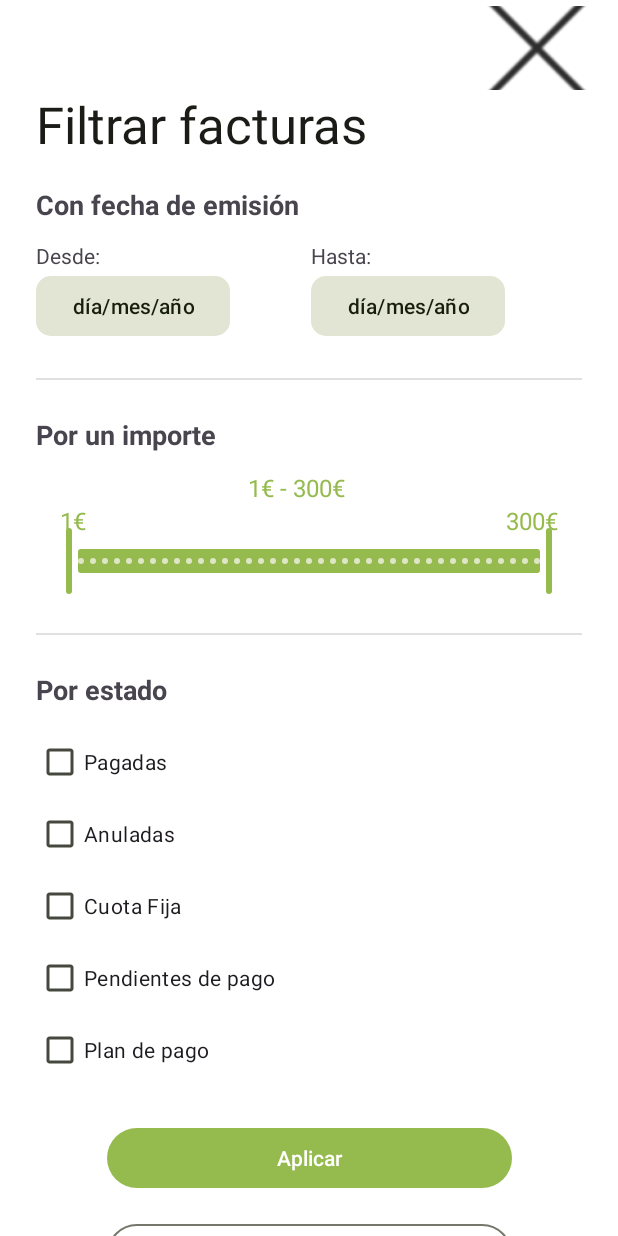
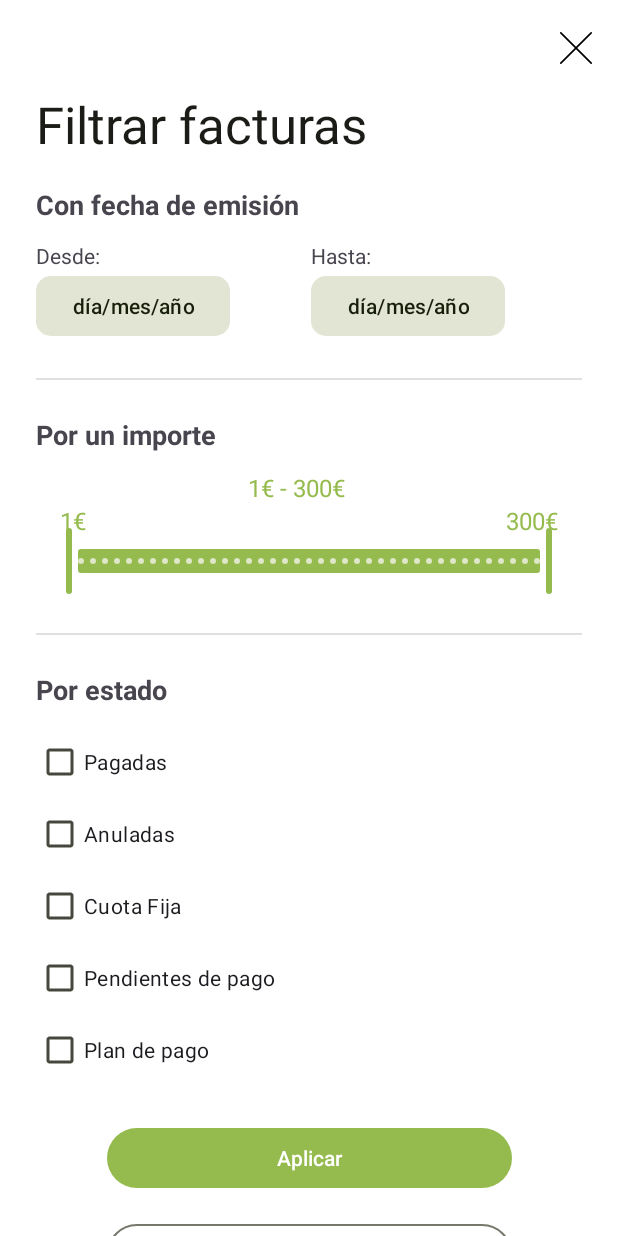
Before and after one commit to marruiart/facturas-FCT, an Android app: the layout fragment_invoices_filter.xml on its own in the app's theme, with its tools: preview values and no code run, on a phone screen of 412 x 824 dp. Run offline under Robolectric (Android 15) with nearby library versions, the phone set to English and light mode, and no system bars.

Commit message:
Add filtering

```diff
--- /dev/null
+++ b/app/src/main/res/drawable/ic_close.xml
@@ -0,0 +1,9 @@
+<vector xmlns:android="http://schemas.android.com/apk/res/android"
+    android:width="36dp"
+    android:height="36dp"
+    android:viewportWidth="256"
+    android:viewportHeight="256">
+  <path
+      android:pathData="M202.83,197.17a4,4 0,1 1,-5.66 5.66L128,133.66 58.83,202.83a4,4 0,0 1,-5.66 -5.66L122.34,128 53.17,58.83a4,4 0,0 1,5.66 -5.66L128,122.34l69.17,-69.17a4,4 0,0 1,5.66 5.66L133.66,128Z"
+      android:fillColor="#000000"/>
+</vector>
--- a/app/src/main/res/layout/fragment_invoices_filter.xml
+++ b/app/src/main/res/layout/fragment_invoices_filter.xml
@@ -4,10 +4,11 @@
     xmlns:tools="http://schemas.android.com/tools"
     android:layout_width="match_parent"
     android:layout_height="match_parent"
-    tools:context=".ui.firstPract.InvoicesFilterFragment">
+    android:background="?attr/colorSurface"
+    tools:context=".ui.firstPract.fragment.InvoicesFilterDialogFragment">
 
     <include
-        android:id="@+id/app_top_bar"
+        android:id="@+id/include_app_top_bar"
         layout="@layout/invoices_filter_collapsable_toolbar" />
 
     <androidx.core.widget.NestedScrollView
@@ -23,7 +24,7 @@
             android:paddingBottom="?attr/dialogPreferredPadding">
 
             <TextView
-                android:id="@+id/issue_date_title"
+                android:id="@+id/tv_issue_date_title"
                 android:layout_width="0dp"
                 android:layout_height="wrap_content"
                 android:paddingVertical="12dp"
@@ -35,46 +36,46 @@
                 app:layout_constraintTop_toTopOf="@id/constraintLayout" />
 
             <TextView
-                android:id="@+id/issue_date_from_label"
+                android:id="@+id/tv_issue_date_from_label"
                 android:layout_width="wrap_content"
                 android:layout_height="wrap_content"
                 android:text="@string/invoices_filter_issue_date_from"
                 android:textAlignment="textStart"
                 android:textAppearance="@style/TextAppearance.AppCompat.Small"
                 app:layout_constraintStart_toStartOf="@id/guideline_left"
-                app:layout_constraintTop_toBottomOf="@id/issue_date_title" />
+                app:layout_constraintTop_toBottomOf="@id/tv_issue_date_title" />
 
             <TextView
-                android:id="@+id/issue_date_to_label"
+                android:id="@+id/tv_issue_date_to_label"
                 android:layout_width="wrap_content"
                 android:layout_height="wrap_content"
                 android:text="@string/invoices_filter_issue_date_to"
                 android:textAlignment="textStart"
                 android:textAppearance="@style/TextAppearance.AppCompat.Small"
                 app:layout_constraintEnd_toEndOf="@id/guideline_right"
-                app:layout_constraintStart_toEndOf="@id/issue_date_from_label"
-                app:layout_constraintTop_toBottomOf="@id/issue_date_title" />
+                app:layout_constraintStart_toEndOf="@id/tv_issue_date_from_label"
+                app:layout_constraintTop_toBottomOf="@id/tv_issue_date_title" />
 
             <Button
-                android:id="@+id/issue_date_from_date"
+                android:id="@+id/dp_issue_date_from_date"
                 style="@style/DatepickerStyle"
                 android:layout_width="wrap_content"
                 android:layout_height="wrap_content"
                 android:layout_weight="1"
                 android:text="@string/invoices_filter_default_date"
-                app:layout_constraintStart_toStartOf="@id/issue_date_from_label"
-                app:layout_constraintTop_toBottomOf="@id/issue_date_from_label"
+                app:layout_constraintStart_toStartOf="@id/tv_issue_date_from_label"
+                app:layout_constraintTop_toBottomOf="@id/tv_issue_date_from_label"
                 app:shapeAppearance="@style/Semirounded" />
 
             <Button
-                android:id="@+id/issue_date_to_date"
+                android:id="@+id/dp_issue_date_to_date"
                 style="@style/DatepickerStyle"
                 android:layout_width="wrap_content"
                 android:layout_height="wrap_content"
                 android:layout_weight="1"
                 android:text="@string/invoices_filter_default_date"
-                app:layout_constraintStart_toStartOf="@+id/issue_date_to_label"
-                app:layout_constraintTop_toBottomOf="@+id/issue_date_to_label"
+                app:layout_constraintStart_toStartOf="@+id/tv_issue_date_to_label"
+                app:layout_constraintTop_toBottomOf="@+id/tv_issue_date_to_label"
                 app:shapeAppearance="@style/Semirounded" />
 
             <View
@@ -83,13 +84,13 @@
                 android:layout_height="1dp"
                 android:layout_marginTop="?attr/dialogPreferredPadding"
                 android:background="?android:attr/listDivider"
-                app:layout_constraintBottom_toTopOf="@+id/amount_title"
+                app:layout_constraintBottom_toTopOf="@+id/tv_amount_title"
                 app:layout_constraintEnd_toEndOf="@id/guideline_right"
                 app:layout_constraintStart_toStartOf="@id/guideline_left"
-                app:layout_constraintTop_toBottomOf="@+id/issue_date_from_date" />
+                app:layout_constraintTop_toBottomOf="@+id/dp_issue_date_from_date" />
 
             <TextView
-                android:id="@+id/amount_title"
+                android:id="@+id/tv_amount_title"
                 android:layout_width="0dp"
                 android:layout_height="wrap_content"
                 android:paddingTop="?attr/dialogPreferredPadding"
@@ -102,43 +103,43 @@
                 app:layout_constraintTop_toBottomOf="@id/divider_issue_amount" />
 
             <TextView
-                android:id="@+id/min_range"
+                android:id="@+id/tv_min_range"
                 android:layout_width="wrap_content"
                 android:layout_height="wrap_content"
                 android:layout_marginStart="16dp"
                 android:textAppearance="@style/TextAppearance.AppCompat.Body1"
                 android:textColor="?attr/colorPrimary"
                 android:textSize="16sp"
-                app:layout_constraintStart_toStartOf="@+id/amount_slider"
-                app:layout_constraintTop_toBottomOf="@+id/middle_range"
+                app:layout_constraintStart_toStartOf="@+id/rs_amount_slider"
+                app:layout_constraintTop_toBottomOf="@+id/tv_middle_range"
                 tools:text="1€" />
 
             <TextView
-                android:id="@+id/middle_range"
+                android:id="@+id/tv_middle_range"
                 android:layout_width="wrap_content"
                 android:layout_height="wrap_content"
                 android:textAppearance="@style/TextAppearance.AppCompat.Body1"
                 android:textColor="?attr/colorPrimary"
                 android:textSize="16sp"
-                app:layout_constraintEnd_toStartOf="@+id/max_range"
-                app:layout_constraintStart_toEndOf="@+id/min_range"
-                app:layout_constraintTop_toBottomOf="@+id/amount_title"
+                app:layout_constraintEnd_toStartOf="@+id/tv_max_range"
+                app:layout_constraintStart_toEndOf="@+id/tv_min_range"
+                app:layout_constraintTop_toBottomOf="@+id/tv_amount_title"
                 tools:text="1€ - 300€" />
 
             <TextView
-                android:id="@+id/max_range"
+                android:id="@+id/tv_max_range"
                 android:layout_width="wrap_content"
                 android:layout_height="wrap_content"
                 android:layout_marginEnd="16dp"
                 android:textAppearance="@style/TextAppearance.AppCompat.Body1"
                 android:textColor="?attr/colorPrimary"
                 android:textSize="16sp"
-                app:layout_constraintEnd_toEndOf="@+id/amount_slider"
-                app:layout_constraintTop_toBottomOf="@+id/middle_range"
+                app:layout_constraintEnd_toEndOf="@+id/rs_amount_slider"
+                app:layout_constraintTop_toBottomOf="@+id/tv_middle_range"
                 tools:text="300€" />
 
             <com.google.android.material.slider.RangeSlider
-                android:id="@+id/amount_slider"
+                android:id="@+id/rs_amount_slider"
                 android:layout_width="0dp"
                 android:layout_height="wrap_content"
                 android:layout_marginTop="-8dp"
@@ -148,7 +149,7 @@
                 app:layout_constraintBottom_toTopOf="@+id/divider_amount_state"
                 app:layout_constraintEnd_toEndOf="@id/guideline_right"
                 app:layout_constraintStart_toStartOf="@id/guideline_left"
-                app:layout_constraintTop_toBottomOf="@+id/min_range"
+                app:layout_constraintTop_toBottomOf="@+id/tv_min_range"
                 app:values="@array/initial_slider_values" />
 
             <View
@@ -157,13 +158,13 @@
                 android:layout_height="1dp"
                 android:layout_marginTop="?attr/dialogPreferredPadding"
                 android:background="?android:attr/listDivider"
-                app:layout_constraintBottom_toTopOf="@+id/state_title"
+                app:layout_constraintBottom_toTopOf="@+id/tv_state_title"
                 app:layout_constraintEnd_toEndOf="@id/guideline_right"
                 app:layout_constraintStart_toStartOf="@id/guideline_left"
-                app:layout_constraintTop_toBottomOf="@id/amount_slider" />
+                app:layout_constraintTop_toBottomOf="@id/rs_amount_slider" />
 
             <TextView
-                android:id="@+id/state_title"
+                android:id="@+id/tv_state_title"
                 android:layout_width="0dp"
                 android:layout_height="wrap_content"
                 android:paddingTop="?attr/dialogPreferredPadding"
@@ -176,66 +177,66 @@
                 app:layout_constraintTop_toBottomOf="@id/divider_amount_state" />
 
             <CheckBox
-                android:id="@+id/checkBox_paid"
+                android:id="@+id/cb_paid"
                 android:layout_width="wrap_content"
                 android:layout_height="wrap_content"
                 android:text="@string/invoices_filter_paid"
                 app:layout_constraintStart_toStartOf="@id/guideline_left"
-                app:layout_constraintTop_toBottomOf="@+id/state_title" />
+                app:layout_constraintTop_toBottomOf="@+id/tv_state_title" />
 
             <CheckBox
-                android:id="@+id/checkBox_cancelled"
+                android:id="@+id/cb_cancelled"
                 android:layout_width="wrap_content"
                 android:layout_height="wrap_content"
                 android:text="@string/invoices_filter_cancelled"
-                app:layout_constraintStart_toStartOf="@+id/checkBox_paid"
-                app:layout_constraintTop_toBottomOf="@+id/checkBox_paid" />
+                app:layout_constraintStart_toStartOf="@+id/cb_paid"
+                app:layout_constraintTop_toBottomOf="@+id/cb_paid" />
 
             <CheckBox
-                android:id="@+id/checkBox_fixed_fee"
+                android:id="@+id/cb_fixed_fee"
                 android:layout_width="wrap_content"
                 android:layout_height="wrap_content"
                 android:text="@string/invoices_filter_fixed_fee"
-                app:layout_constraintStart_toStartOf="@+id/checkBox_cancelled"
-                app:layout_constraintTop_toBottomOf="@+id/checkBox_cancelled" />
+                app:layout_constraintStart_toStartOf="@+id/cb_cancelled"
+                app:layout_constraintTop_toBottomOf="@+id/cb_cancelled" />
 
             <CheckBox
-                android:id="@+id/checkBox_pending"
+                android:id="@+id/cb_pending"
                 android:layout_width="wrap_content"
                 android:layout_height="wrap_content"
                 android:text="@string/invoices_filter_pending"
-                app:layout_constraintStart_toStartOf="@+id/checkBox_fixed_fee"
-                app:layout_constraintTop_toBottomOf="@+id/checkBox_fixed_fee" />
+                app:layout_constraintStart_toStartOf="@+id/cb_fixed_fee"
+                app:layout_constraintTop_toBottomOf="@+id/cb_fixed_fee" />
 
             <CheckBox
-                android:id="@+id/checkBox_payment_plan"
+                android:id="@+id/cb_payment_plan"
                 android:layout_width="wrap_content"
                 android:layout_height="wrap_content"
                 android:text="@string/invoices_filter_payment_plan"
-                app:layout_constraintStart_toStartOf="@+id/checkBox_pending"
-                app:layout_constraintTop_toBottomOf="@+id/checkBox_pending" />
+                app:layout_constraintStart_toStartOf="@+id/cb_pending"
+                app:layout_constraintTop_toBottomOf="@+id/cb_pending" />
 
             <Button
-                android:id="@+id/apply_button"
+                android:id="@+id/btn_apply"
                 android:layout_width="270dp"
                 android:layout_height="wrap_content"
                 android:layout_marginTop="?attr/dialogPreferredPadding"
                 android:text="@string/invoices_filter_apply_btn"
                 app:layout_constraintEnd_toStartOf="@+id/guideline_right"
                 app:layout_constraintStart_toStartOf="@+id/guideline_left"
-                app:layout_constraintTop_toBottomOf="@+id/checkBox_payment_plan" />
+                app:layout_constraintTop_toBottomOf="@+id/cb_payment_plan" />
 
             <Button
-                android:id="@+id/remove_button"
+                android:id="@+id/btn_clear_filters"
                 style="?attr/materialButtonOutlinedStyle"
                 android:layout_width="270dp"
                 android:layout_marginTop="16dp"
                 android:layout_height="wrap_content"
                 android:text="@string/invoices_filter_remove_btn"
                 android:textColor="?attr/colorSecondary"
-                app:layout_constraintEnd_toEndOf="@+id/apply_button"
-                app:layout_constraintStart_toStartOf="@+id/apply_button"
-                app:layout_constraintTop_toBottomOf="@+id/apply_button" />
+                app:layout_constraintEnd_toEndOf="@+id/btn_apply"
+                app:layout_constraintStart_toStartOf="@+id/btn_apply"
+                app:layout_constraintTop_toBottomOf="@+id/btn_apply" />
 
             <androidx.constraintlayout.widget.Guideline
                 android:id="@+id/guideline_left"
--- a/app/src/main/res/menu/invoices_list_toolbar_menu.xml
+++ b/app/src/main/res/menu/invoices_list_toolbar_menu.xml
@@ -3,7 +3,7 @@
     xmlns:app="http://schemas.android.com/apk/res-auto">
 
     <item
-        android:id="@+id/action_filter"
+        android:id="@+id/btn_menu_filter"
         android:icon="@drawable/ic_filter"
         android:title="@string/invoices_filter_title"
         android:tooltipText="@string/invoices_filter_title"
```
Also changed, not shown: app/src/main/java/com/example/facturas_tfc/core/dateformat/DateFormat.kt (added, +9 -0 lines), app/src/main/java/com/example/facturas_tfc/core/dialog/FullScreenDialogFragment.kt (added, +38 -0 lines), app/src/main/java/com/example/facturas_tfc/data/repository/FilterService.kt (added, +7 -0 lines), app/src/main/java/com/example/facturas_tfc/data/repository/model/Filter.kt (added, +45 -0 lines), app/src/main/java/com/example/facturas_tfc/data/repository/model/InvoiceVO.kt (+26 -6 lines), app/src/main/java/com/example/facturas_tfc/ui/firstPract/InvoicesFilterFragment.kt (deleted, +0 -27 lines), app/src/main/java/com/example/facturas_tfc/ui/firstPract/InvoicesListActivity.kt (+30 -1 lines), app/src/main/java/com/example/facturas_tfc/ui/firstPract/InvoicesViewModel.kt (deleted, +0 -63 lines), app/src/main/java/com/example/facturas_tfc/ui/firstPract/fragment/InvoicesFilterDialogFragment.kt (added, +241 -0 lines), app/src/main/java/com/example/facturas_tfc/ui/firstPract/viewmodel/InvoicesViewModel.kt (added, +97 -0 lines), app/src/main/res/drawable/ic_close.webp (deleted).
